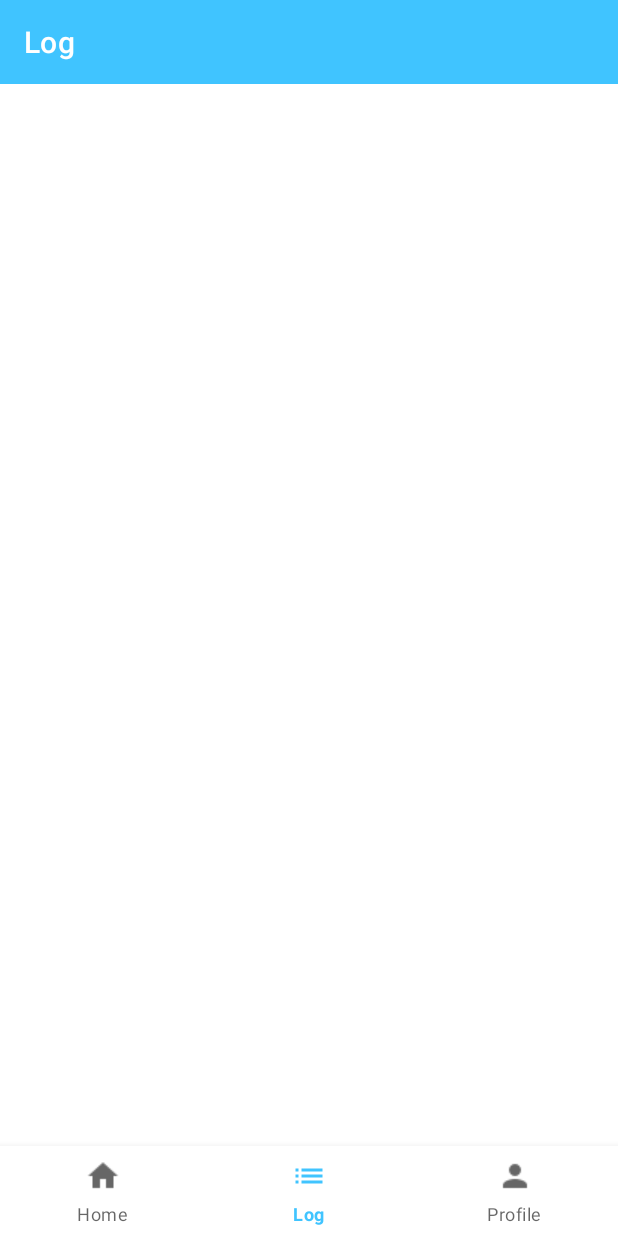
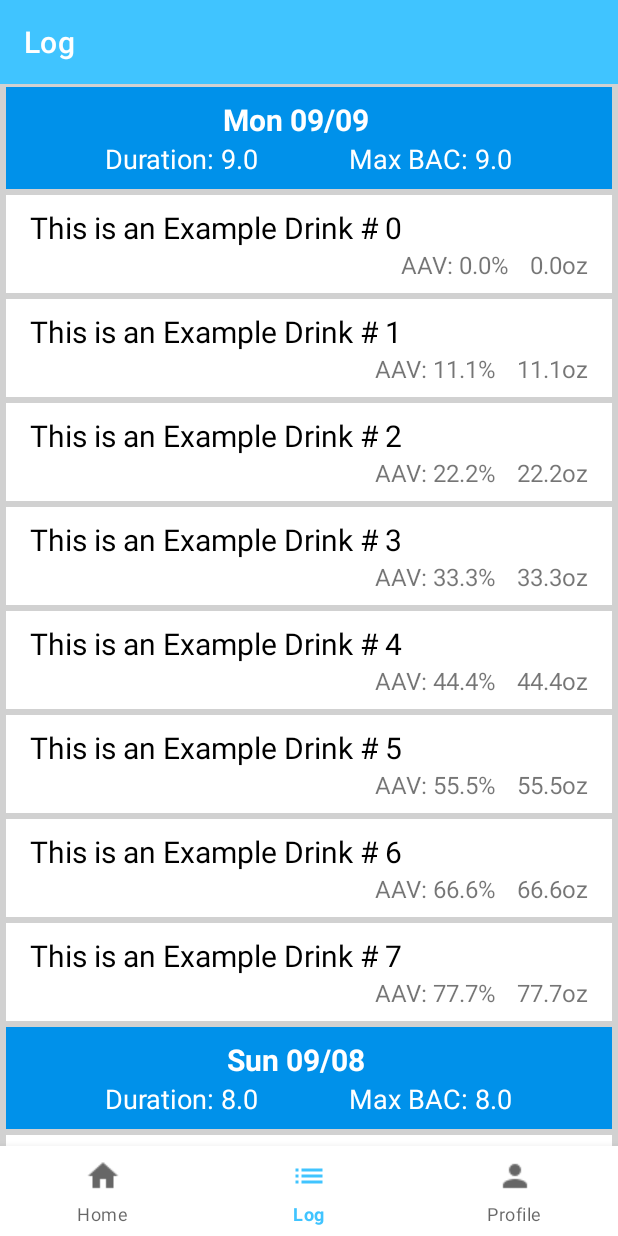
Before and after one commit to fagerbergj/NightsOut, an Android app: the screen it shows after launch (MainActivity), item 2 of the bottom bar chosen, on a phone screen of 412 x 824 dp. Run offline under Robolectric (Android 15) with nearby library versions, the phone set to English and light mode, and no system bars.

Commit message:
Log layout prototyped

```diff
--- a/app/src/main/java/com/example/jasonfagerberg/nightsout/HomeFragment.kt
+++ b/app/src/main/java/com/example/jasonfagerberg/nightsout/HomeFragment.kt
@@ -78,11 +78,14 @@ class HomeFragment : Fragment(), HomeFragmentRecyclerItemTouchHelper.RecyclerIte
             mDrinkListAdapter.removeItem(viewHolder.adapterPosition)
 
             // showing snack bar with Undo option
-            val snackbar = Snackbar.make(mRelativeLayout, name + " removed from meal list!", Snackbar.LENGTH_LONG)
-            snackbar.setAction("UNDO", { v: View ->
-                // undo is selected, restore the deleted item
+            val snackbar = Snackbar.make(mRelativeLayout, "$name removed from meal list!",
+                    Snackbar.LENGTH_LONG)
+
+            // undo is selected, restore the deleted item
+            snackbar.setAction("UNDO", { _ ->
                 mDrinkListAdapter.restoreItem(deletedItem, deletedIndex)
             })
+
             snackbar.setActionTextColor(Color.YELLOW)
             snackbar.show()
         }
--- a/app/src/main/java/com/example/jasonfagerberg/nightsout/HomeFragmentDrinkListAdapter.kt
+++ b/app/src/main/java/com/example/jasonfagerberg/nightsout/HomeFragmentDrinkListAdapter.kt
@@ -9,37 +9,40 @@ import android.view.ViewGroup
 import android.widget.ImageView
 import android.widget.LinearLayout
 import android.widget.TextView
+import android.widget.Toast
 
 import java.util.ArrayList
 
 
-class HomeFragmentDrinkListAdapter//constructor
-(private val mContext: Context, drinksList: ArrayList<Drink>) : RecyclerView.Adapter<HomeFragmentDrinkListAdapter.ViewHolder>() {
+class HomeFragmentDrinkListAdapter(private val mContext: Context, drinksList: ArrayList<Drink>) :
+        RecyclerView.Adapter<HomeFragmentDrinkListAdapter.ViewHolder>() {
 
-    //vars
-    private val drinksList: MutableList<Drink>
+    // vars
+    private val mDrinksList: MutableList<Drink>
 
-    private val mainActivity: MainActivity
+    private val mMainActivity: MainActivity
 
     init {
-        this.drinksList = drinksList
-        mainActivity = mContext as MainActivity
+        this.mDrinksList = drinksList
+        mMainActivity = mContext as MainActivity
     }
 
-    //set layout inflater & inflate layout
+    // set layout inflater & inflate layout
     override fun onCreateViewHolder(parent: ViewGroup, viewType: Int): ViewHolder {
         val inflater = LayoutInflater.from(mContext)
         val view = inflater.inflate(R.layout.fragment_home_list_item, parent, false)
         return ViewHolder(view)
     }
 
-    //When view is rendered bind the correct holder to it
+    // When view is rendered bind the correct holder to it
     override fun onBindViewHolder(holder: ViewHolder, position: Int) {
-        val drink = drinksList[position]
+        val drink = mDrinksList[position]
         if (!drink.image.isEmpty()) {
-            holder.image.setImageBitmap(BitmapFactory.decodeByteArray(drink.image, 0, drink.image.size))
+            holder.image.setImageBitmap(BitmapFactory.decodeByteArray(drink.image, 0,
+                    drink.image.size))
         } else {
-            holder.image.setImageBitmap(BitmapFactory.decodeResource(mContext.resources, R.drawable.beer))
+            holder.image.setImageBitmap(BitmapFactory.decodeResource(mContext.resources,
+                    R.drawable.beer))
         }
         holder.name.text = drink.name
 
@@ -48,45 +51,36 @@ class HomeFragmentDrinkListAdapter//constructor
         val amount = "%.1f".format(drink.amount) + drink.measurement
         holder.amount.text = amount
 
-        holder.foreground.setOnClickListener { v: View ->
+        holder.foreground.setOnClickListener { _ ->
+            Toast.makeText(mContext, "Drink: ${holder.name} clicked", Toast.LENGTH_SHORT).show()
         }
     }
 
     override fun getItemCount(): Int {
-        return drinksList.size
+        return mDrinksList.size
     }
 
-    //ViewHolder for each item in list
+    // ViewHolder for each item in list
     inner class ViewHolder(itemView: View) : RecyclerView.ViewHolder(itemView) {
 
-        internal var image: ImageView
-        internal var name: TextView
-        internal var aav: TextView
-        internal var amount: TextView
-        internal var foreground: LinearLayout
-        internal var background: LinearLayout
-
-        init {
-            image = itemView.findViewById(R.id.image_drink)
-            name = itemView.findViewById(R.id.drink_name)
-            aav = itemView.findViewById(R.id.drink_aav)
-            amount = itemView.findViewById(R.id.drink_amount)
-
-            foreground = itemView.findViewById(R.id.layout_foreground)
-            background = itemView.findViewById(R.id.layout_background)
-        }
+        internal var image: ImageView = itemView.findViewById(R.id.image_drink)
+        internal var name: TextView = itemView.findViewById(R.id.text_home_drink_name)
+        internal var aav: TextView = itemView.findViewById(R.id.text_home_drink_aav)
+        internal var amount: TextView = itemView.findViewById(R.id.text_home_drink_amount)
+        internal var foreground: LinearLayout = itemView.findViewById(R.id.layout_foreground)
+        internal var background: LinearLayout = itemView.findViewById(R.id.layout_background)
 
     }
 
-    //swipe remove
+    // swipe remove
     fun removeItem(position: Int) {
-        drinksList.removeAt(position)
+        mDrinksList.removeAt(position)
         notifyItemRemoved(position)
     }
 
-    //undo swipe remove
+    // undo swipe remove
     fun restoreItem(item: Drink, position: Int) {
-        drinksList.add(position, item)
+        mDrinksList.add(position, item)
         // notify item added by position
         notifyItemInserted(position)
     }
--- a/app/src/main/java/com/example/jasonfagerberg/nightsout/LogFragment.kt
+++ b/app/src/main/java/com/example/jasonfagerberg/nightsout/LogFragment.kt
@@ -2,21 +2,52 @@ package com.example.jasonfagerberg.nightsout
 
 import android.os.Bundle
 import android.support.v4.app.Fragment
+import android.support.v7.widget.LinearLayoutManager
+import android.support.v7.widget.RecyclerView
 import android.view.LayoutInflater
 import android.view.View
 import android.view.ViewGroup
+import java.util.*
+import kotlin.collections.ArrayList
 
 
 class LogFragment : Fragment() {
+
+    val mLogList : ArrayList<Any> = ArrayList()
+    private lateinit var mLogFragmentAdapter: LogFragmentAdapter
 
     override fun onCreateView(inflater: LayoutInflater, container: ViewGroup?,
                               savedInstanceState: Bundle?): View? {
         // Inflate the layout for this fragment
         val view = inflater.inflate(R.layout.fragment_log, container, false)
 
-        //toolbar setup
+        // recycler view
+        val logListView: RecyclerView = view.findViewById(R.id.recycler_log)
+        val linearLayoutManager = LinearLayoutManager(context)
+        linearLayoutManager.orientation = LinearLayoutManager.VERTICAL
+        logListView.layoutManager = linearLayoutManager
+
+        // toolbar setup
         val toolbar:android.support.v7.widget.Toolbar = view!!.findViewById(R.id.toolbar_log)
         toolbar.inflateMenu(R.menu.empty_menu)
+
+        // todo remove test data
+        for (i in 9 downTo 0){
+            val session = Session(Date(2018,8,i,0,0,0),
+                    i.toDouble(), i.toDouble())
+            mLogList.add(session)
+
+            val end = (Math.random()*10).toInt()
+            for (x in 0..end){
+                val drink = Drink(ByteArray(0), "This is an Example Drink # $x",
+                        x*10 + x + x.toDouble()/10, (x*10 + x + x.toDouble()/10), "oz")
+                mLogList.add(drink)
+            }
+        }
+
+        // set adapter
+        mLogFragmentAdapter = LogFragmentAdapter(context!!, mLogList)
+        logListView.adapter = mLogFragmentAdapter
 
         return view
     }
--- /dev/null
+++ b/app/src/main/java/com/example/jasonfagerberg/nightsout/LogFragmentAdapter.kt
@@ -0,0 +1,106 @@
+package com.example.jasonfagerberg.nightsout
+
+import android.content.Context
+import android.support.v7.widget.RecyclerView
+import android.util.Log
+import android.view.LayoutInflater
+import android.view.View
+import android.view.ViewGroup
+import android.widget.TextView
+import java.text.DateFormat
+import java.text.SimpleDateFormat
+import java.util.*
+
+private const val TAG = "LogFragmentAdapter"
+private const val DRINK = 0
+private const val HEADER = 1
+
+class LogFragmentAdapter(private val mContext: Context, logList: ArrayList<Any>) :
+RecyclerView.Adapter<LogFragmentAdapter.ViewHolder>() {
+
+    // vars
+    private val mLogList: MutableList<Any>
+
+    private val mMainActivity: MainActivity
+
+    init {
+        this.mLogList = logList
+        mMainActivity = mContext as MainActivity
+    }
+
+    override fun onCreateViewHolder(parent: ViewGroup, viewType: Int): LogFragmentAdapter.ViewHolder {
+        val inflater = LayoutInflater.from(mContext)
+        //Log.v(TAG, "onCreateViewHolder called....... viewType = " + viewType);
+        when (viewType) {
+            DRINK -> return ViewHolder(inflater.inflate(R.layout.fragment_log_list_drink_item,
+                    parent, false))
+            HEADER -> return ViewHolder(inflater.inflate(R.layout.fragment_log_list_date_header,
+                    parent, false))
+        }
+        return ViewHolder(View(mContext))
+    }
+
+    // When view is rendered bind the correct holder to it
+    override fun onBindViewHolder(holder: LogFragmentAdapter.ViewHolder, position: Int) {
+        val viewType = getItemViewType(position)
+        when(viewType){
+            DRINK -> {
+                val drink: Drink = mLogList[position] as Drink
+
+                holder.name!!.text = drink.name
+
+                val aav = "AAV: " + "%.1f".format(drink.aav) + "%"
+                holder.aav!!.text = aav
+                val amount = "%.1f".format(drink.amount) + drink.measurement
+                holder.amount!!.text = amount
+            }
+            HEADER -> {
+                val session: Session = mLogList[position] as Session
+
+                var pattern = "MM/dd"
+                val current = mMainActivity.resources.configuration.locale
+                var simpleDateFormat = SimpleDateFormat(pattern, current)
+                val date = simpleDateFormat.format(session.date)
+
+                pattern = "EEEE"
+                simpleDateFormat = SimpleDateFormat(pattern, Locale("US"))
+                val dayOfWeek = simpleDateFormat.format(session.date)
+
+                val dayDate = "$dayOfWeek $date"
+                Log.v(TAG, getItemViewType(position).toString())
+                holder.day!!.text = dayDate
+
+                val duration = "Duration: ${session.duration}"
+                holder.duration!!.text = duration
+
+                val maxBac = "Max BAC: ${session.maxBAC}"
+                holder.maxBAC!!.text = maxBac
+
+            }
+        }
+
+    }
+
+    override fun getItemViewType(position: Int): Int {
+        return if (mLogList[position] is Drink) {
+            DRINK
+        } else {
+            HEADER
+        }
+    }
+
+    override fun getItemCount(): Int {
+        return mLogList.size
+    }
+
+    inner class ViewHolder(itemView: View) : RecyclerView.ViewHolder(itemView) {
+        internal var name: TextView ?= itemView.findViewById(R.id.text_log_drink_name)
+        internal var aav: TextView ?= itemView.findViewById(R.id.text_log_drink_aav)
+        internal var amount: TextView ?= itemView.findViewById(R.id.text_log_drink_amount)
+
+        internal var day: TextView ?= itemView.findViewById(R.id.text_log_day)
+        internal var duration: TextView ?= itemView.findViewById(R.id.text_log_duration)
+        internal var maxBAC: TextView ?= itemView.findViewById(R.id.text_log_max_BAC)
+
+    }
+}
--- a/app/src/main/java/com/example/jasonfagerberg/nightsout/MainActivity.kt
+++ b/app/src/main/java/com/example/jasonfagerberg/nightsout/MainActivity.kt
@@ -4,6 +4,8 @@ import android.support.v7.app.AppCompatActivity
 import android.os.Bundle
 import android.support.design.widget.BottomNavigationView
 import android.support.v4.app.Fragment
+import java.text.DateFormat.getDateInstance
+import java.util.*
 
 class MainActivity : AppCompatActivity() {
 
--- /dev/null
+++ b/app/src/main/java/com/example/jasonfagerberg/nightsout/Session.kt
@@ -0,0 +1,27 @@
+package com.example.jasonfagerberg.nightsout
+
+import android.util.Log
+import java.text.SimpleDateFormat
+import java.util.*
+
+private val TAG = "Session"
+
+class Session(var date: Date, var duration: Double, var maxBAC: Double){
+    init {
+        //val session = Session(Calendar.getInstance().time, 0.0, 0.0)
+        //Log.v(TAG, toString())
+    }
+    override fun toString(): String {
+        var pattern = "MM/dd"
+        var simpleDateFormat = SimpleDateFormat(pattern)
+        val myDate = simpleDateFormat.format(date)
+
+        pattern = "EEEE"
+        simpleDateFormat = SimpleDateFormat(pattern, Locale("US"))
+        val dayOfWeek = simpleDateFormat.format(date)
+
+        val dayDate = "$dayOfWeek $myDate"
+
+        return "{Date: $dayDate, Duration: $duration, maxBAC $maxBAC}"
+    }
+}
--- a/app/src/main/res/layout/fragment_home_list_item.xml
+++ b/app/src/main/res/layout/fragment_home_list_item.xml
@@ -78,7 +78,7 @@
             android:orientation="vertical">
 
             <TextView
-                android:id="@+id/drink_name"
+                android:id="@+id/text_home_drink_name"
                 android:layout_width="wrap_content"
                 android:layout_height="wrap_content"
                 android:gravity="center_vertical|center_horizontal"
@@ -93,7 +93,7 @@
                 android:orientation="horizontal">
 
                 <TextView
-                    android:id="@+id/drink_aav"
+                    android:id="@+id/text_home_drink_aav"
                     android:layout_width="wrap_content"
                     android:layout_height="wrap_content"
                     android:layout_marginRight="32dp"
@@ -101,7 +101,7 @@
                     android:textSize="16sp" />
 
                 <TextView
-                    android:id="@+id/drink_amount"
+                    android:id="@+id/text_home_drink_amount"
                     android:layout_width="wrap_content"
                     android:layout_height="wrap_content"
                     android:layout_marginLeft="32dp"
--- a/app/src/main/res/layout/fragment_log.xml
+++ b/app/src/main/res/layout/fragment_log.xml
@@ -19,7 +19,6 @@
         android:id="@+id/recycler_log"
         android:layout_width="match_parent"
         android:layout_height="match_parent"
-        android:layout_below="@id/toolbar_log"
-        />
+        android:layout_below="@id/toolbar_log" />
 
 </RelativeLayout>
--- /dev/null
+++ b/app/src/main/res/layout/fragment_log_list_date_header.xml
@@ -0,0 +1,67 @@
+<?xml version="1.0" encoding="utf-8"?>
+<FrameLayout
+    xmlns:android="http://schemas.android.com/apk/res/android"
+    xmlns:app="http://schemas.android.com/apk/res-auto"
+    xmlns:tools="http://schemas.android.com/tools"
+    android:layout_width="match_parent"
+    android:layout_height="wrap_content"
+    android:orientation="vertical"
+    android:background="#d1d1d1">
+
+    <LinearLayout
+        android:id="@+id/layout_foreground"
+        android:layout_width="match_parent"
+        android:layout_height="match_parent"
+        android:layout_marginBottom="2dp"
+        android:layout_marginLeft="4dp"
+        android:layout_marginRight="4dp"
+        android:layout_marginTop="2dp"
+        android:background="@color/colorPrimaryDark"
+        android:gravity="center"
+        android:orientation="horizontal">
+
+        <LinearLayout
+            android:layout_width="wrap_content"
+            android:layout_height="wrap_content"
+            android:gravity="center"
+            android:orientation="vertical"
+            android:padding="8dp">
+
+            <TextView
+                android:id="@+id/text_log_day"
+                android:layout_width="wrap_content"
+                android:layout_height="match_parent"
+                android:paddingEnd="16dp"
+                android:text="Saturday 12/30/20"
+                android:textColor="@color/colorWhite"
+                android:textSize="20sp"
+                android:textStyle="bold" />
+
+            <LinearLayout
+                android:layout_width="wrap_content"
+                android:layout_height="wrap_content"
+                android:orientation="horizontal">
+
+                <TextView
+                    android:id="@+id/text_log_duration"
+                    android:layout_width="wrap_content"
+                    android:layout_height="wrap_content"
+                    android:paddingRight="60dp"
+                    android:text="Duration: 1:45"
+                    android:textColor="@color/colorWhite"
+                    android:textSize="18sp" />
+
+                <TextView
+                    android:id="@+id/text_log_max_BAC"
+                    android:layout_width="wrap_content"
+                    android:layout_height="wrap_content"
+                    android:text="Max BAC: 0.06"
+                    android:textColor="@color/colorWhite"
+                    android:textSize="18sp" />
+            </LinearLayout>
+
+        </LinearLayout>
+
+    </LinearLayout>
+
+</FrameLayout>
--- /dev/null
+++ b/app/src/main/res/layout/fragment_log_list_drink_item.xml
@@ -0,0 +1,56 @@
+<?xml version="1.0" encoding="utf-8"?>
+<FrameLayout xmlns:android="http://schemas.android.com/apk/res/android"
+    xmlns:app="http://schemas.android.com/apk/res-auto"
+    xmlns:tools="http://schemas.android.com/tools"
+    android:layout_width="match_parent"
+    android:layout_height="wrap_content"
+    android:background="#d1d1d1"
+    android:orientation="vertical">
+
+    <LinearLayout
+        android:layout_width="match_parent"
+        android:layout_height="match_parent"
+        android:layout_marginBottom="2dp"
+        android:layout_marginLeft="4dp"
+        android:layout_marginRight="4dp"
+        android:layout_marginTop="2dp"
+        android:background="@color/colorWhite"
+        android:orientation="vertical">
+
+        <TextView
+            android:id="@+id/text_log_drink_name"
+            android:layout_width="wrap_content"
+            android:layout_height="wrap_content"
+            android:layout_marginLeft="16dp"
+            android:layout_marginTop="8dp"
+            android:text="@string/test_drink_name"
+            android:textColor="@color/colorBlack"
+            android:textSize="20sp" />
+
+        <LinearLayout
+            android:layout_width="match_parent"
+            android:layout_height="wrap_content"
+            android:layout_marginBottom="8dp"
+            android:layout_marginRight="16dp"
+            android:gravity="right"
+            android:orientation="horizontal">
+
+            <TextView
+                android:id="@+id/text_log_drink_aav"
+                android:layout_width="wrap_content"
+                android:layout_height="wrap_content"
+                android:layout_marginRight="12dp"
+                android:text="@string/test_drink_AAV"
+                android:textSize="16sp" />
+
+            <TextView
+                android:id="@+id/text_log_drink_amount"
+                android:layout_width="wrap_content"
+                android:layout_height="wrap_content"
+                android:layout_marginLeft="2dp"
+                android:text="@string/test_drink_amount"
+                android:textSize="16sp" />
+        </LinearLayout>
+    </LinearLayout>
+
+</FrameLayout>
--- a/app/src/main/res/menu/home_menu.xml
+++ b/app/src/main/res/menu/home_menu.xml
@@ -2,7 +2,7 @@
 <menu xmlns:android="http://schemas.android.com/apk/res/android"
     xmlns:app="http://schemas.android.com/apk/res-auto">
     <item
-        android:id="@+id/mainActionCamera"
+        android:id="@+id/btn_toolbar_home_done"
         android:icon="@drawable/done_white_24dp"
         android:title="@string/text_log_session"
         app:showAsAction="ifRoom"/>
--- a/app/src/main/res/values/colors.xml
+++ b/app/src/main/res/values/colors.xml
@@ -1,8 +1,8 @@
 <?xml version="1.0" encoding="utf-8"?>
 <resources>
     <color name="colorPrimary">#40C4FF</color>
-    <color name="colorPrimaryDark">#0091EA</color>
-    <color name="colorAccent">#40C4FF</color>
+    <color name="colorPrimaryDark">#0091ea</color>
+    <color name="colorAccent">#80D8FF</color>
 
     <color name="colorWhite">#ffff</color>
     <color name="colorBlack">#000</color>
```
